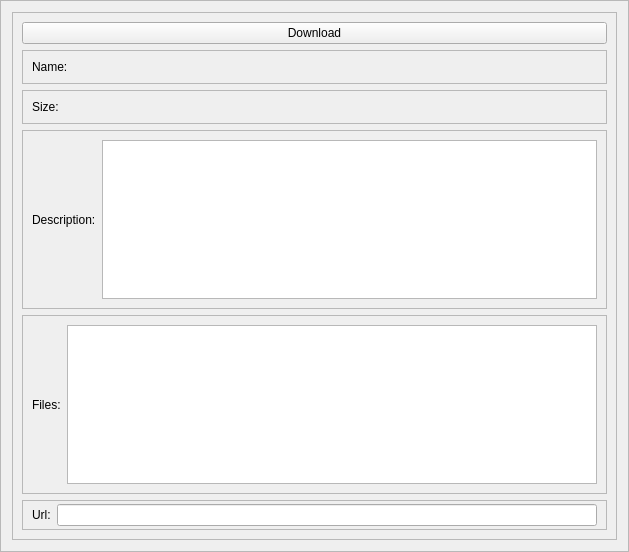
Old version of the form weboob/applications/qcineoob/ui/subtitle.ui in the repository laurentb/weboob.
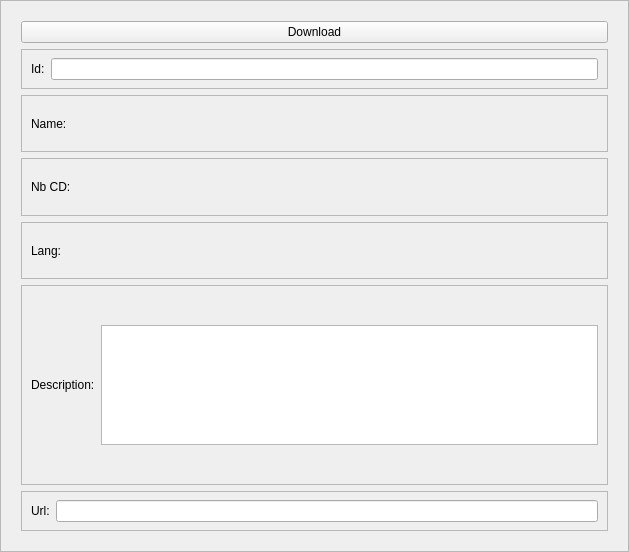
New version of the form.

What changed in the file:
```diff
--- a/weboob/applications/qcineoob/ui/subtitle.ui
+++ b/weboob/applications/qcineoob/ui/subtitle.ui
@@ -41,7 +41,7 @@
       </size>
      </property>
      <property name="frameShape">
-      <enum>QFrame::StyledPanel</enum>
+      <enum>QFrame::NoFrame</enum>
      </property>
      <property name="frameShadow">
       <enum>QFrame::Raised</enum>
@@ -54,12 +54,53 @@
         </property>
        </widget>
       </item>
+      <item>
+       <widget class="QFrame" name="idFrame">
+        <property name="maximumSize">
+         <size>
+          <width>16777215</width>
+          <height>40</height>
+         </size>
+        </property>
+        <property name="frameShape">
+         <enum>QFrame::StyledPanel</enum>
+        </property>
+        <property name="frameShadow">
+         <enum>QFrame::Raised</enum>
+        </property>
+        <layout class="QHBoxLayout" name="horizontalLayout_13">
+         <property name="topMargin">
+          <number>3</number>
+         </property>
+         <property name="bottomMargin">
+          <number>3</number>
+         </property>
+         <item>
+          <widget class="QLabel" name="label_9">
+           <property name="text">
+            <string>Id:</string>
+           </property>
+          </widget>
+         </item>
+         <item>
+          <widget class="QLineEdit" name="idEdit">
+           <property name="alignment">
+            <set>Qt::AlignCenter</set>
+           </property>
+           <property name="readOnly">
+            <bool>true</bool>
+           </property>
+          </widget>
+         </item>
+        </layout>
+       </widget>
+      </item>
       <item>
        <widget class="QFrame" name="frame_9">
         <property name="maximumSize">
          <size>
           <width>16777215</width>
-          <height>35</height>
+          <height>1000</height>
          </size>
         </property>
         <property name="frameShape">
@@ -81,6 +122,41 @@
            <property name="text">
             <string/>
            </property>
+           <property name="wordWrap">
+            <bool>true</bool>
+           </property>
+          </widget>
+         </item>
+        </layout>
+       </widget>
+      </item>
+      <item>
+       <widget class="QFrame" name="frame_7">
+        <property name="maximumSize">
+         <size>
+          <width>16777215</width>
+          <height>1000</height>
+         </size>
+        </property>
+        <property name="frameShape">
+         <enum>QFrame::StyledPanel</enum>
+        </property>
+        <property name="frameShadow">
+         <enum>QFrame::Raised</enum>
+        </property>
+        <layout class="QHBoxLayout" name="horizontalLayout_10">
+         <item>
+          <widget class="QLabel" name="label_8">
+           <property name="text">
+            <string>Nb CD:</string>
+           </property>
+          </widget>
+         </item>
+         <item>
+          <widget class="QLabel" name="nbcdLabel">
+           <property name="text">
+            <string/>
+           </property>
           </widget>
          </item>
         </layout>
@@ -91,7 +167,7 @@
         <property name="maximumSize">
          <size>
           <width>16777215</width>
-          <height>35</height>
+          <height>1000</height>
          </size>
         </property>
         <property name="frameShape">
@@ -104,7 +180,7 @@
          <item>
           <widget class="QLabel" name="label_4">
            <property name="text">
-            <string>Size:</string>
+            <string>Lang:</string>
            </property>
           </widget>
          </item>
@@ -141,36 +217,15 @@
           </widget>
          </item>
          <item>
-          <widget class="QTextEdit" name="descriptionPlain"/>
-         </item>
-        </layout>
-       </widget>
-      </item>
-      <item>
-       <widget class="QFrame" name="frame_5">
-        <property name="maximumSize">
-         <size>
-          <width>16777215</width>
-          <height>200</height>
-         </size>
-        </property>
-        <property name="frameShape">
-         <enum>QFrame::StyledPanel</enum>
-        </property>
-        <property name="frameShadow">
-         <enum>QFrame::Raised</enum>
-        </property>
-        <layout class="QHBoxLayout" name="horizontalLayout_5">
-         <item>
-          <widget class="QLabel" name="label_2">
-           <property name="text">
-            <string>Files:</string>
+          <widget class="QTextEdit" name="descriptionPlain">
+           <property name="maximumSize">
+            <size>
+             <width>16777215</width>
+             <height>120</height>
+            </size>
            </property>
           </widget>
          </item>
-         <item>
-          <widget class="QTextEdit" name="filesPlain"/>
-         </item>
         </layout>
        </widget>
       </item>
```
Left out of the diff: 2 changed lines with no effect on the pictures.
